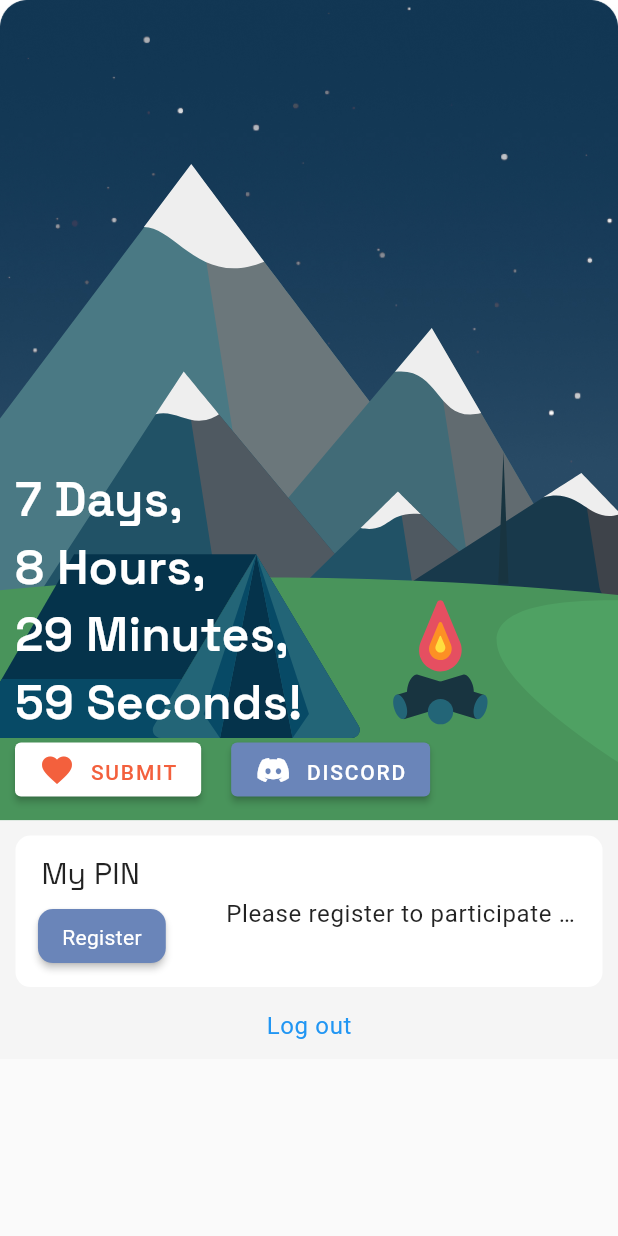
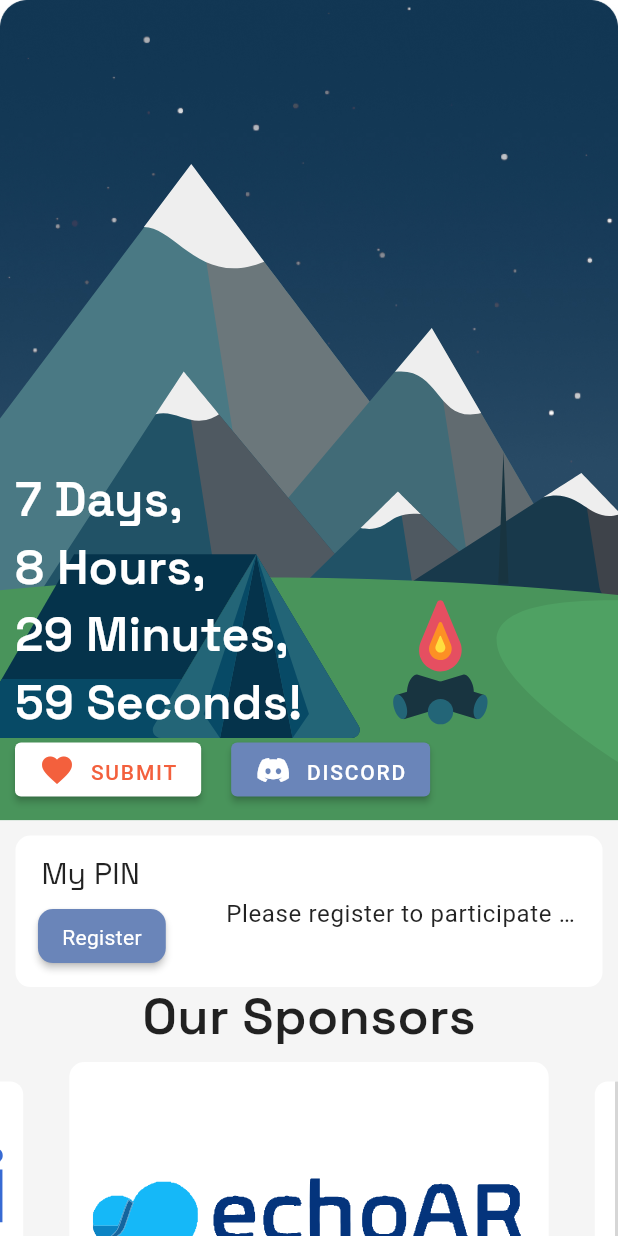
Before and after one commit to Hack-PSU/mobile-app, a Flutter app: the _Content widget shown alone on an empty page, opened directly with empty values, on a phone screen of 412 x 824 dp. Run offline on Flutter 3.47's test engine with Material 2 defaults, Android fonts, the phone set to English and light mode, and no system bars; drawn by our look-alikes of carousel_slider; our stand-ins replace bloc, equatable, firebase_auth, firebase_core, firebase_messaging, flutter_bloc and 10 more; missing offline and left inert: github_sign_in, the_apple_sign_in; accounts and stored records are empty; generated files the repository leaves out were written again; network calls fail; project files that could hold a hidden picture were left out; grey boxes are pictures that could not be loaded.

Commit message:
Merged with main

```diff
--- a/lib/card_items/sponsor_carousel.dart
+++ b/lib/card_items/sponsor_carousel.dart
@@ -22,10 +22,14 @@ const MICROSOFT_URL = "https://www.microsoft.com/";
 const NITTANY_AI_URL = "https://nittanyai.psu.edu/";
 
 class SponsorCarousel extends StatelessWidget {
+  const SponsorCarousel({Key key}) : super(key: key);
+
   @override
   Widget build(BuildContext context) {
     return Center(
-        child: Column(mainAxisAlignment: MainAxisAlignment.center, children: [
+      child: Column(
+        mainAxisAlignment: MainAxisAlignment.center,
+        children: [
           DefaultText(
             "Our Sponsors",
             textLevel: TextLevel.h2,
@@ -48,7 +52,8 @@ class SponsorCarousel extends StatelessWidget {
               [LION_LAUNCHPAD_SVG, LION_LAUNCHPAD_URL],
               [MICROSOFT_SVG, MICROSOFT_URL],
               [NITTANY_AI_SVG, NITTANY_AI_URL]
-        ].map((i) {
+            ].map(
+              (i) {
                 return Builder(
                   builder: (BuildContext context) {
                     return InkWell(
@@ -76,11 +81,16 @@ class SponsorCarousel extends StatelessWidget {
                               width: MediaQuery.of(context).size.width * 0.70,
                             )
                           ],
-                      )));
+                        ),
+                      ),
+                    );
                   },
                 );
-        }).toList(),
+              },
+            ).toList(),
           )
-    ]));
+        ],
+      ),
+    );
   }
 }
--- a/lib/screens/home_page.dart
+++ b/lib/screens/home_page.dart
@@ -7,6 +7,7 @@ import 'package:hackpsu/widgets/agenda.dart';
 import '../card_items/countdown_timer_card.dart';
 //import '../card_items/sponsor_carousel.dart';
 import '../card_items/pin_card.dart';
+import '../card_items/sponsor_carousel.dart';
 import '../cubit/event_cubit.dart';
 import '../cubit/registration_cubit.dart';
 import '../data/authentication_repository.dart';
@@ -133,6 +134,7 @@ class _Content extends StatelessWidget {
               children: [
                 const HomepageHeader(),
                 const UserPinCard(),
+                SponsorCarousel(),
                 Button(
                   variant: ButtonVariant.TextButton,
                   onPressed: () {
```
Also changed, not shown: assets/images/sponsors/EECS-day.svg. Lines whose indentation alone changed are shown as unchanged.
